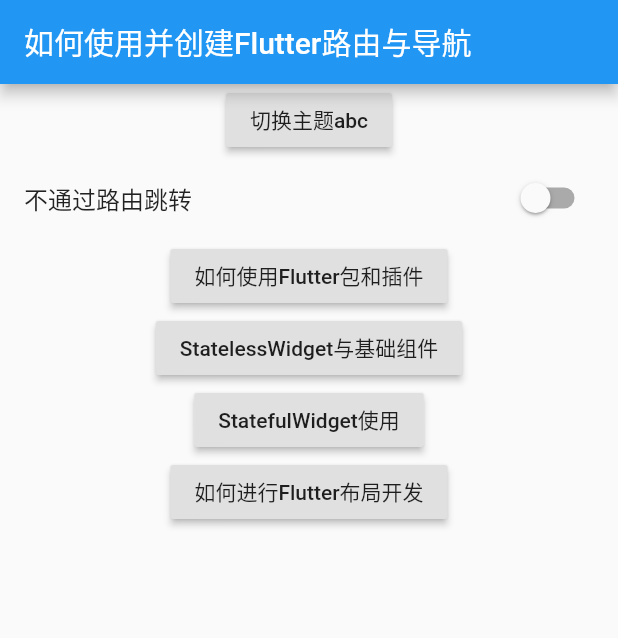
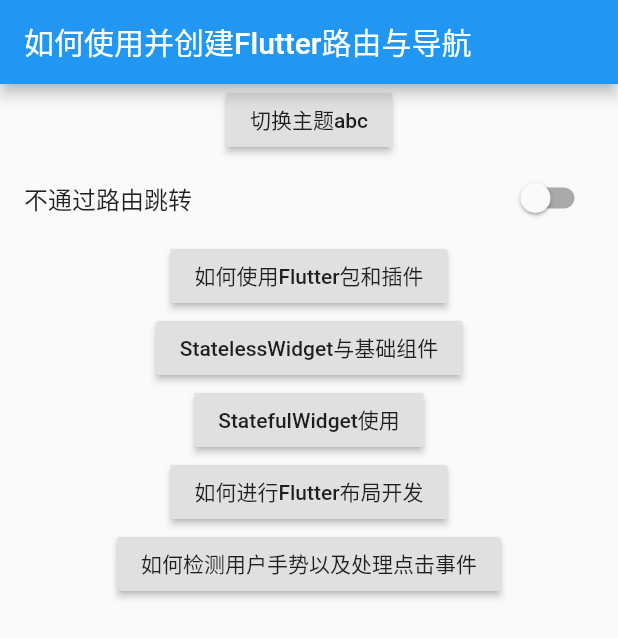
Before and after one commit to cl9211/FlutterCode, a Flutter app: the screen it shows after launch, on a phone screen of 412 x 824 dp. Shown: the top 638 px of the screen. Run offline on Flutter 3.47's test engine with Material 2 defaults, Android fonts, the phone set to English and light mode, and no system bars; missing offline and left inert: flutter_color_plugin.

Commit message:
2019/9/3

```diff
--- /dev/null
+++ b/flutter_app/lib/gesture_page.dart
@@ -0,0 +1,39 @@
+import 'package:flutter/material.dart';
+
+class GesturePage extends StatefulWidget {
+  @override
+  _GesturePageState createState() => _GesturePageState();
+}
+
+class _GesturePageState extends State<GesturePage> {
+  String printString = "";
+
+  @override
+  Widget build(BuildContext context) {
+    return MaterialApp(
+      title: "如何检测用户手势以及处理点击事件",
+      theme: ThemeData(primarySwatch: Colors.blue),
+      home: Scaffold(
+        appBar: AppBar(
+          title: Text("如何检测用户手势以及处理点击事件"),
+          leading: GestureDetector(
+            onTap: () {
+              Navigator.pop(context);
+            },
+            child: Icon(Icons.arrow_back),
+          ),
+        ),
+        body: FractionallySizedBox(
+          widthFactor: 1,
+          child: Stack(
+            children: <Widget>[
+              GestureDetector(
+                onTap: () => "",
+              )
+            ],
+          ),
+        ),
+      ),
+    );
+  }
+}
--- a/flutter_app/lib/less_group_page.dart
+++ b/flutter_app/lib/less_group_page.dart
@@ -32,6 +32,7 @@ class LessGroupPage extends StatelessWidget {
               ),
               CloseButton(),
               BackButton(),
+
               Chip(
                 backgroundColor: Colors.blue,
                 avatar: Icon(Icons.people),
--- a/flutter_app/lib/main.dart
+++ b/flutter_app/lib/main.dart
@@ -1,5 +1,6 @@
 import 'package:flutter/material.dart';
 import 'package:flutter_app/flutter_layout_page.dart';
+import 'package:flutter_app/gesture_page.dart';
 import 'package:flutter_app/plugin_use.dart';
 import 'package:flutter_app/stateful_group_page.dart';
 
@@ -50,7 +51,8 @@ class _DynamicThemeState extends State<DynamicTheme> {
         "plugin": (BuildContext context) => PluginUse(),
         "stateless": (BuildContext context) => LessGroupPage(),
         "stateful": (BuildContext context) => StatefulGroupPage(),
-        "flutter_layout": (BuildContext context) => FlutterLayoutPage()
+        "flutter_layout": (BuildContext context) => FlutterLayoutPage(),
+        "gesture": (BuildContext context) => GesturePage()
       },
     );
   }
@@ -82,6 +84,7 @@ class _RouteNavigatorState extends State<RouteNavigator> {
           _item("StatelessWidget与基础组件", LessGroupPage(), "stateless"),
           _item("StatefulWidget使用", StatefulGroupPage(), "stateful"),
           _item("如何进行Flutter布局开发", FlutterLayoutPage(), "flutter_layout"),
+          _item("如何检测用户手势以及处理点击事件", GesturePage(), "gesture"),
         ],
       ),
     );
```
Also changed, not shown: 1 other file.
